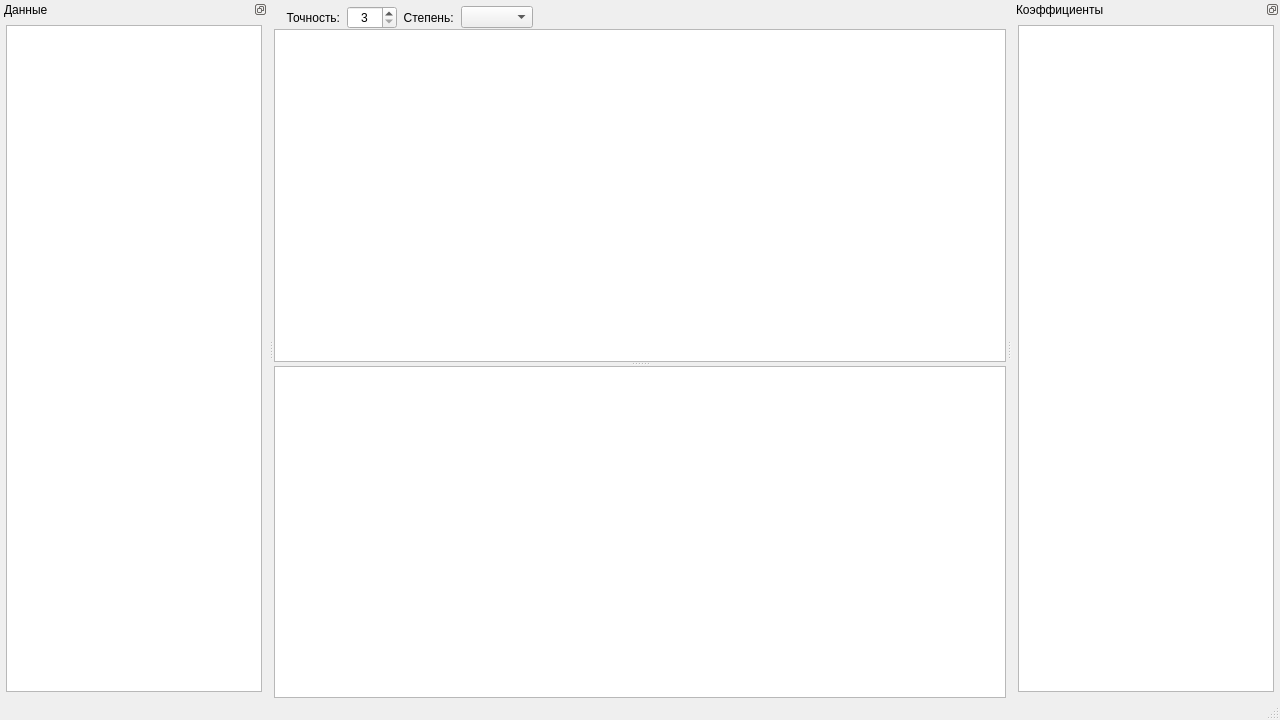
First picture: the form in mainwindow.ui, repository XRay3D/Polynomial, before the edit.
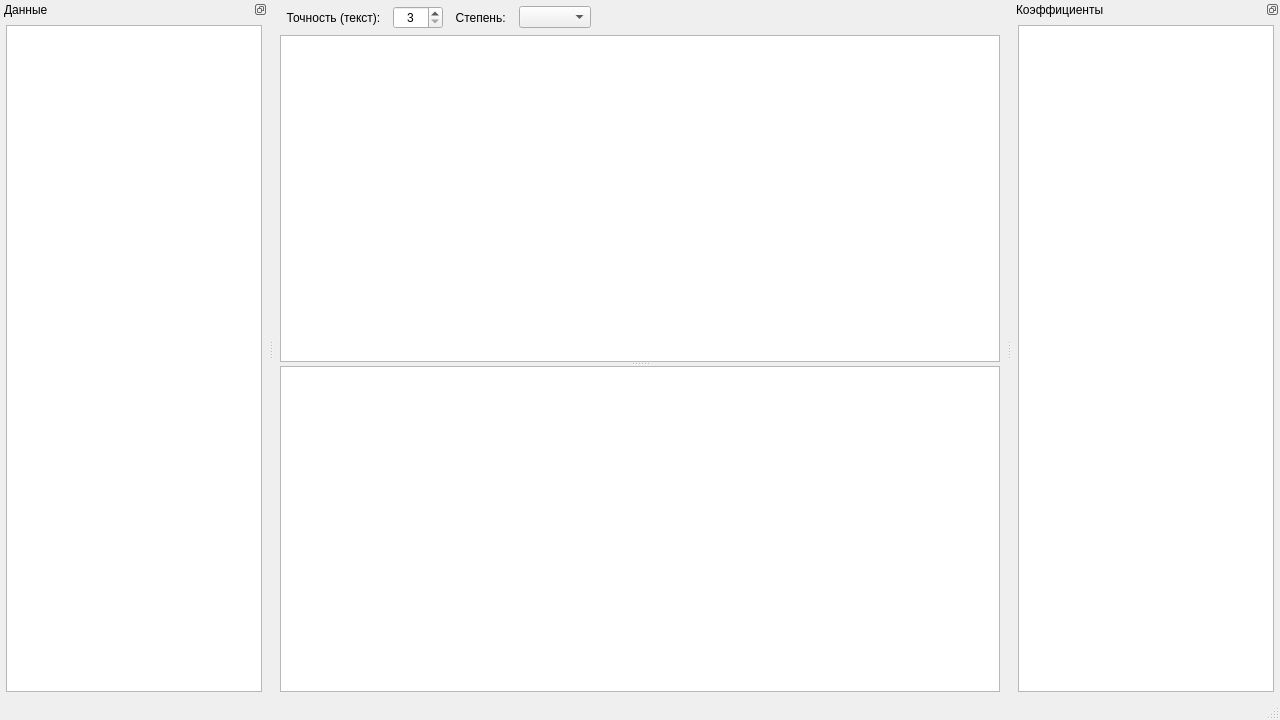
Second picture: the form after the edit. Custom widgets are drawn as their Qt base class.

The edit to the form file:
```diff
--- a/mainwindow.ui
+++ b/mainwindow.ui
@@ -14,25 +14,8 @@
    <string>MainWindow</string>
   </property>
   <widget class="QWidget" name="centralwidget">
-   <layout class="QVBoxLayout" name="verticalLayout">
-    <property name="spacing">
-     <number>0</number>
-    </property>
+   <layout class="QGridLayout" name="gridLayout">
     <property name="leftMargin">
-     <number>0</number>
-    </property>
-    <property name="topMargin">
-     <number>0</number>
-    </property>
-    <property name="rightMargin">
-     <number>0</number>
-    </property>
-    <property name="bottomMargin">
-     <number>0</number>
-    </property>
-    <item>
-     <layout class="QHBoxLayout" name="horizontalLayout" stretch="0,0,0,0,0">
-      <property name="leftMargin">
        <number>6</number>
       </property>
       <property name="topMargin">
@@ -42,16 +25,26 @@
        <number>6</number>
       </property>
       <property name="bottomMargin">
-       <number>0</number>
-      </property>
-      <item>
+     <number>6</number>
+    </property>
+    <item row="0" column="3">
+     <widget class="QComboBox" name="cbxDegrees">
+      <property name="minimumSize">
+       <size>
+        <width>50</width>
+        <height>0</height>
+       </size>
+      </property>
+     </widget>
+    </item>
+    <item row="0" column="0">
        <widget class="QLabel" name="label">
         <property name="text">
-         <string>  Точность:  </string>
+       <string>  Точность (текст):  </string>
         </property>
        </widget>
       </item>
-      <item>
+    <item row="0" column="1">
        <widget class="QSpinBox" name="sbxPrecision">
         <property name="minimumSize">
          <size>
@@ -70,31 +63,18 @@
         </property>
        </widget>
       </item>
-      <item>
+    <item row="0" column="2">
        <widget class="QLabel" name="label_2">
         <property name="text">
          <string>  Степень:  </string>
         </property>
        </widget>
       </item>
-      <item>
-       <widget class="QComboBox" name="cbxDegrees">
-        <property name="minimumSize">
-         <size>
-          <width>50</width>
-          <height>0</height>
-         </size>
-        </property>
-       </widget>
-      </item>
-      <item>
+    <item row="0" column="4">
        <spacer name="horizontalSpacer">
         <property name="orientation">
          <enum>Qt::Horizontal</enum>
         </property>
-        <property name="sizeType">
-         <enum>QSizePolicy::Expanding</enum>
-        </property>
         <property name="sizeHint" stdset="0">
          <size>
           <width>40</width>
@@ -103,9 +83,7 @@
         </property>
        </spacer>
       </item>
-     </layout>
-    </item>
-    <item>
+    <item row="1" column="0" colspan="5">
      <widget class="QSplitter" name="splitter">
       <property name="orientation">
        <enum>Qt::Vertical</enum>
```
Left out of the diff: 8 changed lines with no effect on the pictures. Lines whose indentation alone changed are shown as unchanged.
